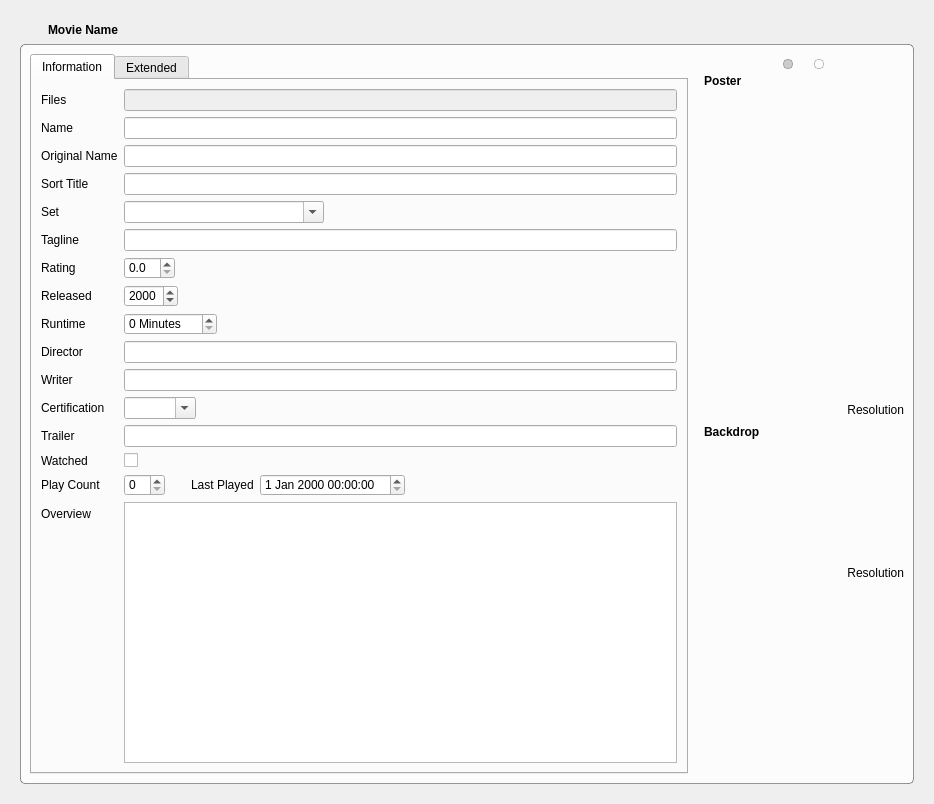
Qt form movies/MovieWidget.ui (Komet/MediaElch) before a commit.
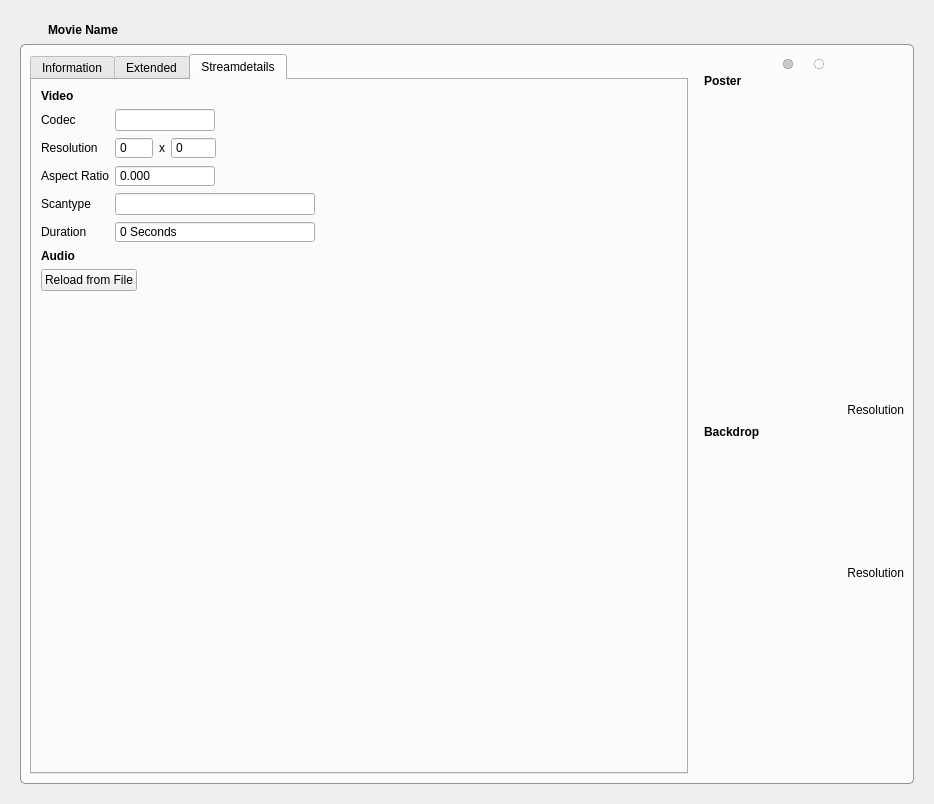
The same form after that commit. The open tabs and pages were chosen to show the change. Icons and pictures are not drawn. Custom widgets are drawn as their Qt base class.

Commit message: Fixes #110 Added support for streamdetails with libmediainfo

```diff
--- a/movies/MovieWidget.ui
+++ b/movies/MovieWidget.ui
@@ -833,6 +833,218 @@
             </item>
            </layout>
           </widget>
+          <widget class="QWidget" name="tab_3">
+           <attribute name="title">
+            <string>Streamdetails</string>
+           </attribute>
+           <layout class="QVBoxLayout" name="verticalLayout_12">
+            <item>
+             <layout class="QGridLayout" name="streamDetails">
+              <item row="3" column="0">
+               <widget class="QLabel" name="label_29">
+                <property name="text">
+                 <string>Aspect Ratio</string>
+                </property>
+               </widget>
+              </item>
+              <item row="4" column="0">
+               <widget class="QLabel" name="label_32">
+                <property name="text">
+                 <string>Scantype</string>
+                </property>
+               </widget>
+              </item>
+              <item row="1" column="1">
+               <widget class="QLineEdit" name="videoCodec">
+                <property name="maximumSize">
+                 <size>
+                  <width>100</width>
+                  <height>16777215</height>
+                 </size>
+                </property>
+               </widget>
+              </item>
+              <item row="2" column="0">
+               <widget class="QLabel" name="label_28">
+                <property name="text">
+                 <string>Resolution</string>
+                </property>
+               </widget>
+              </item>
+              <item row="1" column="0">
+               <widget class="QLabel" name="label_31">
+                <property name="text">
+                 <string>Codec</string>
+                </property>
+               </widget>
+              </item>
+              <item row="3" column="1">
+               <widget class="QDoubleSpinBox" name="videoAspectRatio">
+                <property name="maximumSize">
+                 <size>
+                  <width>100</width>
+                  <height>16777215</height>
+                 </size>
+                </property>
+                <property name="buttonSymbols">
+                 <enum>QAbstractSpinBox::NoButtons</enum>
+                </property>
+                <property name="decimals">
+                 <number>3</number>
+                </property>
+               </widget>
+              </item>
+              <item row="2" column="1">
+               <layout class="QHBoxLayout" name="horizontalLayout_16">
+                <item>
+                 <widget class="QSpinBox" name="videoWidth">
+                  <property name="buttonSymbols">
+                   <enum>QAbstractSpinBox::NoButtons</enum>
+                  </property>
+                  <property name="maximum">
+                   <number>9999</number>
+                  </property>
+                 </widget>
+                </item>
+                <item>
+                 <widget class="QLabel" name="label_30">
+                  <property name="text">
+                   <string>x</string>
+                  </property>
+                 </widget>
+                </item>
+                <item>
+                 <widget class="QSpinBox" name="videoHeight">
+                  <property name="buttonSymbols">
+                   <enum>QAbstractSpinBox::NoButtons</enum>
+                  </property>
+                  <property name="maximum">
+                   <number>99999</number>
+                  </property>
+                 </widget>
+                </item>
+                <item>
+                 <spacer name="horizontalSpacer_10">
+                  <property name="orientation">
+                   <enum>Qt::Horizontal</enum>
+                  </property>
+                  <property name="sizeHint" stdset="0">
+                   <size>
+                    <width>40</width>
+                    <height>20</height>
+                   </size>
+                  </property>
+                 </spacer>
+                </item>
+               </layout>
+              </item>
+              <item row="6" column="0">
+               <widget class="QLabel" name="labelStreamDetailsAudio">
+                <property name="font">
+                 <font>
+                  <weight>75</weight>
+                  <bold>true</bold>
+                 </font>
+                </property>
+                <property name="text">
+                 <string>Audio</string>
+                </property>
+               </widget>
+              </item>
+              <item row="0" column="0">
+               <widget class="QLabel" name="label_27">
+                <property name="font">
+                 <font>
+                  <weight>75</weight>
+                  <bold>true</bold>
+                 </font>
+                </property>
+                <property name="text">
+                 <string>Video</string>
+                </property>
+               </widget>
+              </item>
+              <item row="4" column="1">
+               <widget class="QLineEdit" name="videoScantype">
+                <property name="maximumSize">
+                 <size>
+                  <width>200</width>
+                  <height>16777215</height>
+                 </size>
+                </property>
+               </widget>
+              </item>
+              <item row="5" column="0">
+               <widget class="QLabel" name="label_33">
+                <property name="text">
+                 <string>Duration</string>
+                </property>
+               </widget>
+              </item>
+              <item row="5" column="1">
+               <widget class="QSpinBox" name="videoDuration">
+                <property name="maximumSize">
+                 <size>
+                  <width>200</width>
+                  <height>16777215</height>
+                 </size>
+                </property>
+                <property name="buttonSymbols">
+                 <enum>QAbstractSpinBox::NoButtons</enum>
+                </property>
+                <property name="suffix">
+                 <string> Seconds</string>
+                </property>
+                <property name="maximum">
+                 <number>99999</number>
+                </property>
+               </widget>
+              </item>
+             </layout>
+            </item>
+            <item>
+             <layout class="QHBoxLayout" name="horizontalLayout_17">
+              <item>
+               <widget class="QPushButton" name="buttonReloadStreamDetails">
+                <property name="text">
+                 <string>Reload from File</string>
+                </property>
+                <property name="icon">
+                 <iconset resource="../MediaElch.qrc">
+                  <normaloff>:/img/arrow_circle_right.png</normaloff>:/img/arrow_circle_right.png</iconset>
+                </property>
+               </widget>
+              </item>
+              <item>
+               <spacer name="horizontalSpacer_9">
+                <property name="orientation">
+                 <enum>Qt::Horizontal</enum>
+                </property>
+                <property name="sizeHint" stdset="0">
+                 <size>
+                  <width>40</width>
+                  <height>20</height>
+                 </size>
+                </property>
+               </spacer>
+              </item>
+             </layout>
+            </item>
+            <item>
+             <spacer name="verticalSpacer_8">
+              <property name="orientation">
+               <enum>Qt::Vertical</enum>
+              </property>
+              <property name="sizeHint" stdset="0">
+               <size>
+                <width>20</width>
+                <height>40</height>
+               </size>
+              </property>
+             </spacer>
+            </item>
+           </layout>
+          </widget>
          </widget>
         </item>
         <item>
```
Left out of the diff: 46 changed lines with no effect on the pictures. The commit also changes 27 other files.
